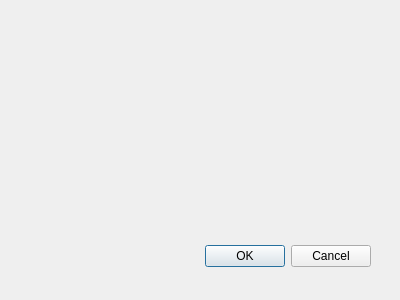
Qt form select_event_dialog.ui (vrabelmichal/jemeuso-patternreco-viz) before a commit.
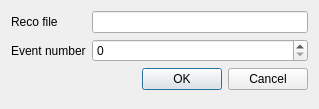
The same form after that commit.

Patch:
```diff
--- a/select_event_dialog.ui
+++ b/select_event_dialog.ui
@@ -3,34 +3,54 @@
  <comment></comment>
  <exportmacro></exportmacro>
  <class>Dialog</class>
- <widget class="QDialog" name="Dialog" >
-  <property name="geometry" >
+ <widget class="QDialog" name="Dialog">
+  <property name="geometry">
    <rect>
     <x>0</x>
     <y>0</y>
-    <width>400</width>
-    <height>300</height>
+    <width>319</width>
+    <height>109</height>
    </rect>
   </property>
   <property name="windowTitle" >
    <string>Dialog</string>
   </property>
-  <widget class="QDialogButtonBox" name="buttonBox" >
-   <property name="geometry" >
-    <rect>
-     <x>30</x>
-     <y>240</y>
-     <width>341</width>
-     <height>32</height>
-    </rect>
-   </property>
-   <property name="orientation" >
-    <enum>Qt::Horizontal</enum>
-   </property>
-   <property name="standardButtons" >
-    <set>QDialogButtonBox::Cancel|QDialogButtonBox::Ok</set>
-   </property>
-  </widget>
+  <layout class="QFormLayout" name="formLayout">
+   <item row="0" column="0">
+    <widget class="QLabel" name="reco_file_label">
+     <property name="text">
+      <string>Reco file</string>
+     </property>
+    </widget>
+   </item>
+   <item row="0" column="1">
+    <widget class="QLineEdit" name="reco_file_path_line_edit">
+     <property name="readOnly">
+      <bool>true</bool>
+     </property>
+    </widget>
+   </item>
+   <item row="1" column="0">
+    <widget class="QLabel" name="reco_event_num_label">
+     <property name="text">
+      <string>Event number</string>
+     </property>
+    </widget>
+   </item>
+   <item row="1" column="1">
+    <widget class="QSpinBox" name="reco_event_num_spinbox"/>
+   </item>
+   <item row="2" column="0" colspan="2">
+    <widget class="QDialogButtonBox" name="buttonBox">
+     <property name="orientation">
+      <enum>Qt::Horizontal</enum>
+     </property>
+     <property name="standardButtons">
+      <set>QDialogButtonBox::Cancel|QDialogButtonBox::Ok</set>
+     </property>
+    </widget>
+   </item>
+  </layout>
  </widget>
  <pixmapfunction></pixmapfunction>
  <resources/>
```
Left out of the diff: 17 changed lines with no effect on the pictures.
